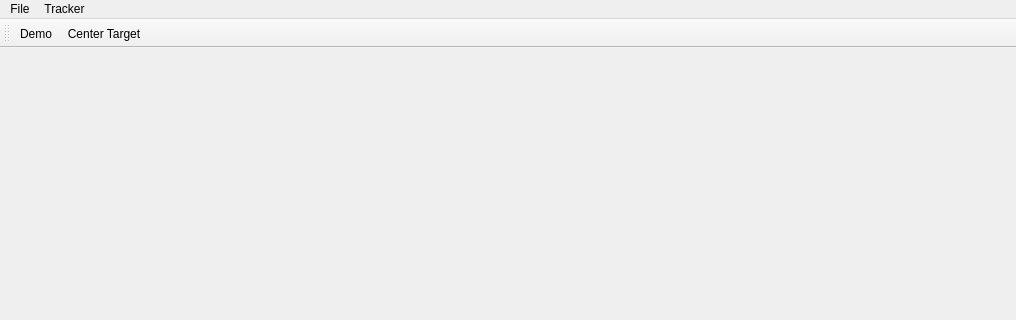
This is vtk_test/vtk_test.ui in tlbruns/CI-Guidance as Qt 5 draws it before an edit; both pictures show x 0 to 1016 and y 0 to 320 of the 1016 by 866 pixel window. The edited form follows.
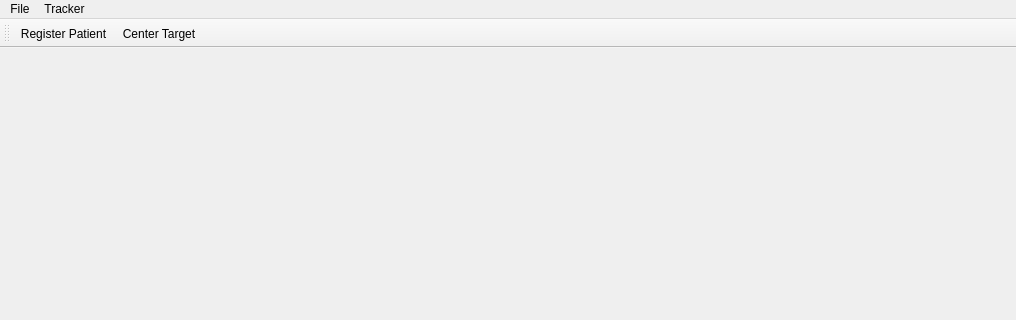
This is the edited form.

```diff
--- a/vtk_test/vtk_test.ui
+++ b/vtk_test/vtk_test.ui
@@ -70,7 +70,7 @@
    <attribute name="toolBarBreak">
     <bool>false</bool>
    </attribute>
-   <addaction name="actionDemo"/>
+   <addaction name="actionRegister_Patient"/>
    <addaction name="actionCenter_Target"/>
   </widget>
   <widget class="QStatusBar" name="statusBar"/>
```
Left out of the diff: 4 changed lines with no effect on the pictures.
